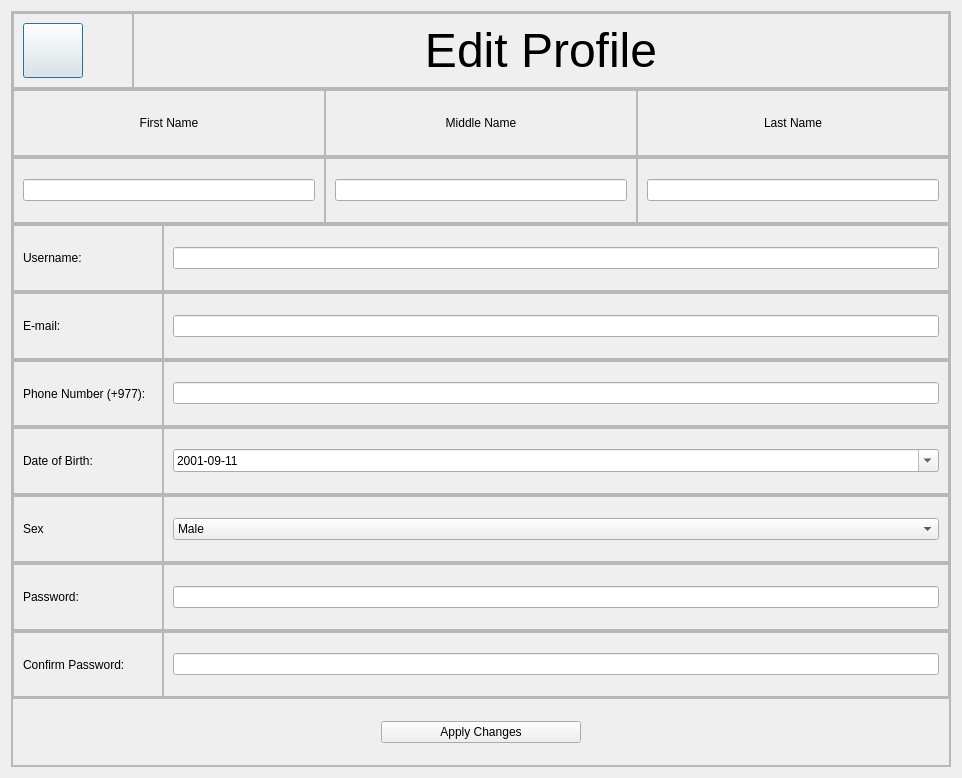
Before: the Qt Designer form editprofile.ui in aavashlamichhane/LibMan, drawn with Qt 5.
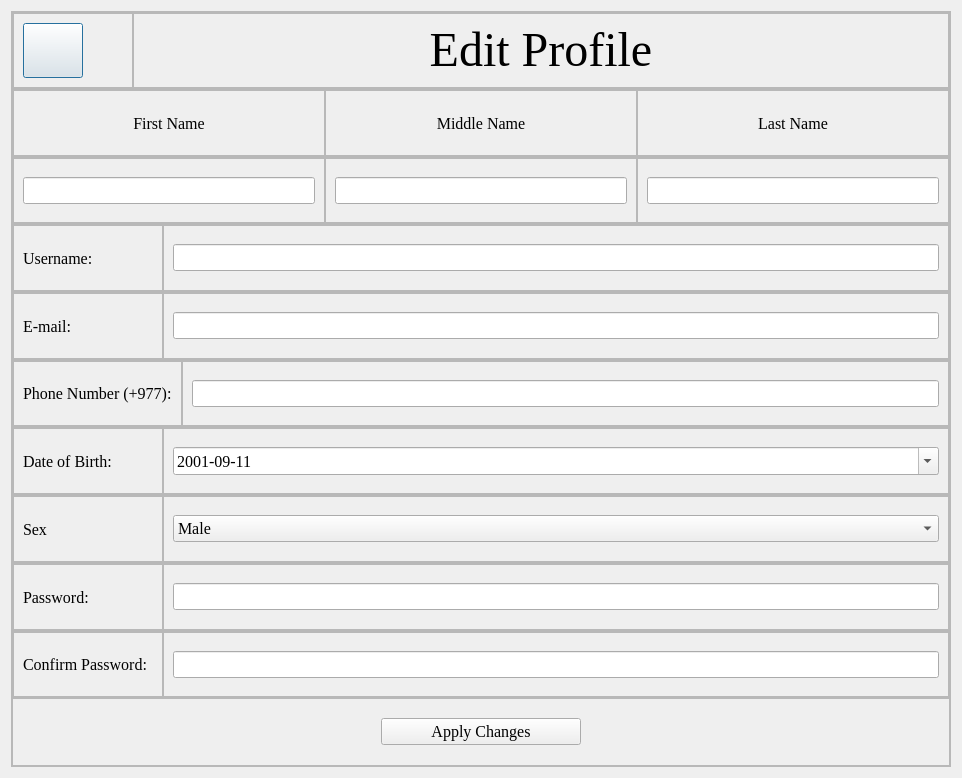
After: the same form once the commit is applied. Icons and pictures are not drawn.

Diff of the .ui file:
```diff
--- a/editprofile.ui
+++ b/editprofile.ui
@@ -144,6 +144,13 @@
              <layout class="QHBoxLayout" name="horizontalLayout_28">
               <item>
                <widget class="QLabel" name="label_title">
+                <property name="font">
+                 <font>
+                  <family>Times New Roman</family>
+                  <pointsize>24</pointsize>
+                  <bold>true</bold>
+                 </font>
+                </property>
                 <property name="text">
                  <string>&lt;!DOCTYPE HTML PUBLIC &quot;-//W3C//DTD HTML 4.0//EN&quot; &quot;http://www.w3.org/TR/REC-html40/strict.dtd&quot;&gt;
 &lt;html&gt;&lt;head&gt;&lt;meta name=&quot;qrichtext&quot; content=&quot;1&quot; /&gt;&lt;meta charset=&quot;utf-8&quot; /&gt;&lt;style type=&quot;text/css&quot;&gt;
@@ -222,6 +229,12 @@
               </property>
               <item>
                <widget class="QLabel" name="label_2">
+                <property name="font">
+                 <font>
+                  <family>Times New Roman</family>
+                  <pointsize>12</pointsize>
+                 </font>
+                </property>
                 <property name="text">
                  <string>First Name</string>
                 </property>
@@ -247,6 +260,12 @@
              <layout class="QVBoxLayout" name="verticalLayout_5">
               <item>
                <widget class="QLabel" name="label">
+                <property name="font">
+                 <font>
+                  <family>Times New Roman</family>
+                  <pointsize>12</pointsize>
+                 </font>
+                </property>
                 <property name="text">
                  <string>Middle Name</string>
                 </property>
@@ -269,6 +288,12 @@
              <layout class="QVBoxLayout" name="verticalLayout_4">
               <item>
                <widget class="QLabel" name="label_3">
+                <property name="font">
+                 <font>
+                  <family>Times New Roman</family>
+                  <pointsize>12</pointsize>
+                 </font>
+                </property>
                 <property name="text">
                  <string>Last Name</string>
                 </property>
@@ -317,7 +342,14 @@
              </property>
              <layout class="QHBoxLayout" name="horizontalLayout_8">
               <item>
-               <widget class="QLineEdit" name="lineEdit_fN"/>
+               <widget class="QLineEdit" name="lineEdit_fN">
+                <property name="font">
+                 <font>
+                  <family>Times New Roman</family>
+                  <pointsize>12</pointsize>
+                 </font>
+                </property>
+               </widget>
               </item>
              </layout>
             </widget>
@@ -332,7 +364,14 @@
              </property>
              <layout class="QHBoxLayout" name="horizontalLayout_6">
               <item>
-               <widget class="QLineEdit" name="lineEdit_mN"/>
+               <widget class="QLineEdit" name="lineEdit_mN">
+                <property name="font">
+                 <font>
+                  <family>Times New Roman</family>
+                  <pointsize>12</pointsize>
+                 </font>
+                </property>
+               </widget>
               </item>
              </layout>
             </widget>
@@ -347,7 +386,14 @@
              </property>
              <layout class="QHBoxLayout" name="horizontalLayout_9">
               <item>
-               <widget class="QLineEdit" name="lineEdit_lN"/>
+               <widget class="QLineEdit" name="lineEdit_lN">
+                <property name="font">
+                 <font>
+                  <family>Times New Roman</family>
+                  <pointsize>12</pointsize>
+                 </font>
+                </property>
+               </widget>
               </item>
              </layout>
             </widget>
@@ -396,6 +442,12 @@
              <layout class="QHBoxLayout" name="horizontalLayout_15">
               <item>
                <widget class="QLabel" name="label_4">
+                <property name="font">
+                 <font>
+                  <family>Times New Roman</family>
+                  <pointsize>12</pointsize>
+                 </font>
+                </property>
                 <property name="text">
                  <string>Username:</string>
                 </property>
@@ -415,6 +467,12 @@
              <layout class="QHBoxLayout" name="horizontalLayout_16">
               <item>
                <widget class="QLineEdit" name="lineEdit_user">
+                <property name="font">
+                 <font>
+                  <family>Times New Roman</family>
+                  <pointsize>12</pointsize>
+                 </font>
+                </property>
                 <property name="inputMask">
                  <string/>
                 </property>
@@ -473,6 +531,12 @@
              <layout class="QHBoxLayout" name="horizontalLayout_17">
               <item>
                <widget class="QLabel" name="label_5">
+                <property name="font">
+                 <font>
+                  <family>Times New Roman</family>
+                  <pointsize>12</pointsize>
+                 </font>
+                </property>
                 <property name="text">
                  <string>E-mail:</string>
                 </property>
@@ -491,7 +555,14 @@
              </property>
              <layout class="QHBoxLayout" name="horizontalLayout_18">
               <item>
-               <widget class="QLineEdit" name="lineEdit_email"/>
+               <widget class="QLineEdit" name="lineEdit_email">
+                <property name="font">
+                 <font>
+                  <family>Times New Roman</family>
+                  <pointsize>12</pointsize>
+                 </font>
+                </property>
+               </widget>
               </item>
              </layout>
             </widget>
@@ -540,6 +611,12 @@
              <layout class="QHBoxLayout" name="horizontalLayout_19">
               <item>
                <widget class="QLabel" name="label_6">
+                <property name="font">
+                 <font>
+                  <family>Times New Roman</family>
+                  <pointsize>12</pointsize>
+                 </font>
+                </property>
                 <property name="text">
                  <string>Phone Number (+977):</string>
                 </property>
@@ -558,7 +635,14 @@
              </property>
              <layout class="QHBoxLayout" name="horizontalLayout_20">
               <item>
-               <widget class="QLineEdit" name="lineEdit_pH"/>
+               <widget class="QLineEdit" name="lineEdit_pH">
+                <property name="font">
+                 <font>
+                  <family>Times New Roman</family>
+                  <pointsize>12</pointsize>
+                 </font>
+                </property>
+               </widget>
               </item>
              </layout>
             </widget>
@@ -613,6 +697,12 @@
              <layout class="QHBoxLayout" name="horizontalLayout_21">
               <item>
                <widget class="QLabel" name="label_9">
+                <property name="font">
+                 <font>
+                  <family>Times New Roman</family>
+                  <pointsize>12</pointsize>
+                 </font>
+                </property>
                 <property name="text">
                  <string>Date of Birth:</string>
                 </property>
@@ -638,6 +728,12 @@
              <layout class="QHBoxLayout" name="horizontalLayout_22">
               <item>
                <widget class="QDateEdit" name="dateEdit">
+                <property name="font">
+                 <font>
+                  <family>Times New Roman</family>
+                  <pointsize>12</pointsize>
+                 </font>
+                </property>
                 <property name="displayFormat">
                  <string>yyyy-MM-dd</string>
                 </property>
@@ -706,6 +802,12 @@
              <layout class="QVBoxLayout" name="verticalLayout_6">
               <item>
                <widget class="QLabel" name="label_12">
+                <property name="font">
+                 <font>
+                  <family>Times New Roman</family>
+                  <pointsize>12</pointsize>
+                 </font>
+                </property>
                 <property name="text">
                  <string>Sex</string>
                 </property>
@@ -725,6 +827,12 @@
              <layout class="QHBoxLayout" name="horizontalLayout_30">
               <item>
                <widget class="QComboBox" name="comboBox_sex">
+                <property name="font">
+                 <font>
+                  <family>Times New Roman</family>
+                  <pointsize>12</pointsize>
+                 </font>
+                </property>
                 <item>
                  <property name="text">
                   <string>Male</string>
@@ -789,6 +897,12 @@
              <layout class="QHBoxLayout" name="horizontalLayout_23">
               <item>
                <widget class="QLabel" name="label_7">
+                <property name="font">
+                 <font>
+                  <family>Times New Roman</family>
+                  <pointsize>12</pointsize>
+                 </font>
+                </property>
                 <property name="text">
                  <string>Password:</string>
                 </property>
@@ -808,6 +922,12 @@
              <layout class="QHBoxLayout" name="horizontalLayout_24">
               <item>
                <widget class="QLineEdit" name="lineEdit_pass">
+                <property name="font">
+                 <font>
+                  <family>Times New Roman</family>
+                  <pointsize>12</pointsize>
+                 </font>
+                </property>
                 <property name="echoMode">
                  <enum>QLineEdit::Password</enum>
                 </property>
@@ -860,6 +980,12 @@
              <layout class="QHBoxLayout" name="horizontalLayout_25">
               <item>
                <widget class="QLabel" name="label_8">
+                <property name="font">
+                 <font>
+                  <family>Times New Roman</family>
+                  <pointsize>12</pointsize>
+                 </font>
+                </property>
                 <property name="text">
                  <string>Confirm Password:</string>
                 </property>
@@ -879,6 +1005,12 @@
              <layout class="QHBoxLayout" name="horizontalLayout_26">
               <item>
                <widget class="QLineEdit" name="lineEdit_cpass">
+                <property name="font">
+                 <font>
+                  <family>Times New Roman</family>
+                  <pointsize>12</pointsize>
+                 </font>
+                </property>
                 <property name="echoMode">
                  <enum>QLineEdit::Password</enum>
                 </property>
@@ -913,6 +1045,12 @@
                <height>0</height>
               </size>
              </property>
+             <property name="font">
+              <font>
+               <family>Times New Roman</family>
+               <pointsize>12</pointsize>
+              </font>
+             </property>
              <property name="text">
               <string>Apply Changes</string>
              </property>
```
